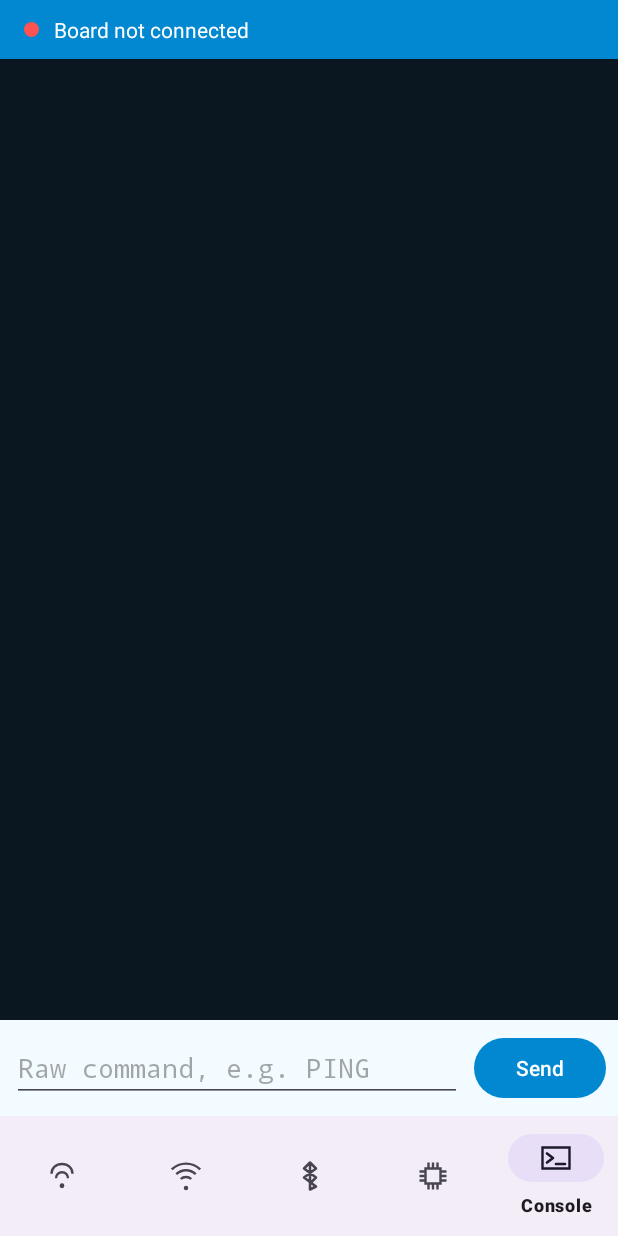
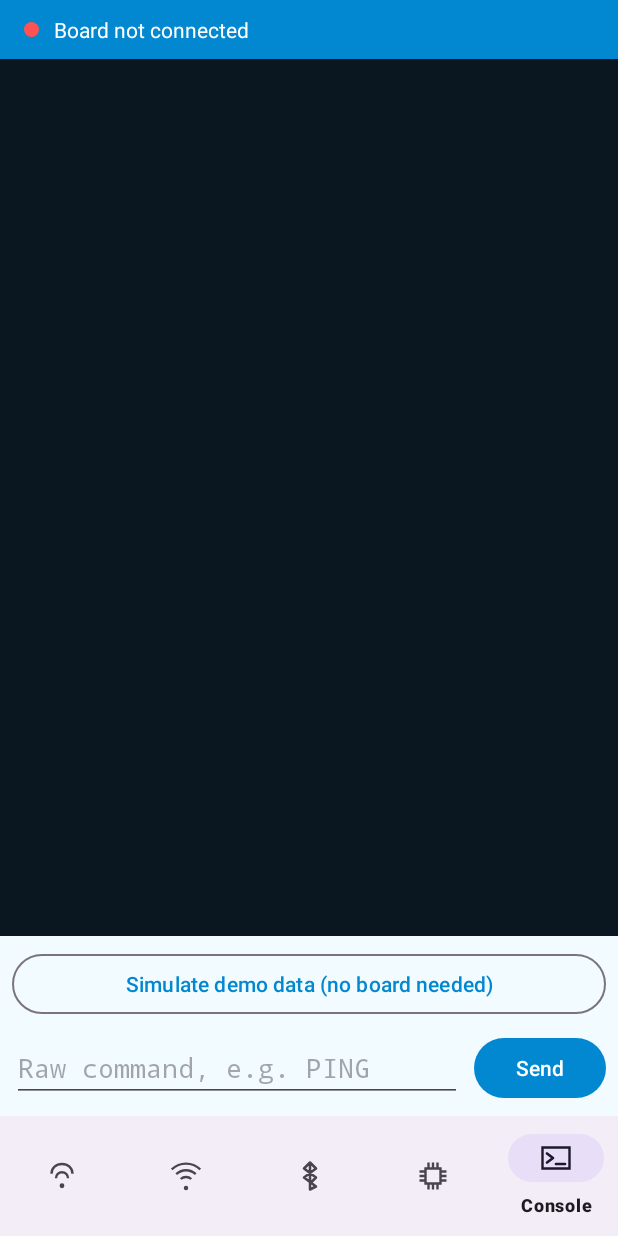
Before and after one commit to ArcticAlphaWolf/ArcticAi, an Android app: the screen it shows after launch (MainActivity), item 5 of the bottom bar chosen, on a phone screen of 412 x 824 dp. Run offline under Robolectric (Android 15) with nearby library versions, the phone set to English and light mode, and no system bars; our stand-ins replace Room's generated code; libraries missing offline, so code that uses them is left out: com.hoho.android; 4 statements that could not run were skipped.

Commit message:
Add demo-data simulation so the app is testable without hardware
Console tab gets a "Simulate demo data" button that feeds canned
protocol lines through the real BoardEventParser/BoardRepository path
(same code real hardware lines take), so every tab's UI, dialogs, and
Room persistence can be exercised end-to-end before the ESP32/CC1101
board is available to test against.

```diff
--- a/android/app/src/main/java/com/arcticalphawolf/arcticrf/data/BoardRepository.kt
+++ b/android/app/src/main/java/com/arcticalphawolf/arcticrf/data/BoardRepository.kt
@@ -3,27 +3,64 @@ package com.arcticalphawolf.arcticrf.data
 import com.arcticalphawolf.arcticrf.usb.ConnectionState
 import com.arcticalphawolf.arcticrf.usb.UsbSerialManager
 import kotlinx.coroutines.CoroutineScope
+import kotlinx.coroutines.delay
+import kotlinx.coroutines.flow.Flow
 import kotlinx.coroutines.flow.MutableSharedFlow
 import kotlinx.coroutines.flow.SharedFlow
 import kotlinx.coroutines.flow.StateFlow
 import kotlinx.coroutines.flow.map
+import kotlinx.coroutines.flow.merge
 import kotlinx.coroutines.flow.asSharedFlow
 import kotlinx.coroutines.launch
 
 /** Single point of access for the rest of the app: typed board events out, simple command calls in. */
-class BoardRepository(private val usb: UsbSerialManager, scope: CoroutineScope) {
+class BoardRepository(private val usb: UsbSerialManager, private val scope: CoroutineScope) {
 
     val connectionState: StateFlow<ConnectionState> = usb.connectionState
 
     private val _events = MutableSharedFlow<BoardEvent>(extraBufferCapacity = 256)
     val events: SharedFlow<BoardEvent> = _events.asSharedFlow()
 
+    // Lets simulateDemoData() feed canned lines through the exact same path
+    // real hardware lines take, so the demo exercises real parsing/UI code.
+    private val _demoLines = MutableSharedFlow<String>(extraBufferCapacity = 64)
+
     /** Every raw line, unparsed - feeds the Console tab. */
-    val rawLines: SharedFlow<String> = usb.lines
+    val rawLines: Flow<String> = merge(usb.lines, _demoLines)
 
     init {
         scope.launch {
-            usb.lines.map { BoardEventParser.parse(it) }.collect { _events.emit(it) }
+            rawLines.map { BoardEventParser.parse(it) }.collect { _events.emit(it) }
+        }
+    }
+
+    /**
+     * No board plugged in? Feeds a canned sequence of protocol lines through
+     * the real parser so every tab can be clicked through end-to-end (saving
+     * a captured signal, browsing scan/BLE results, GPIO readback) without
+     * hardware attached.
+     */
+    fun simulateDemoData() {
+        scope.launch {
+            _demoLines.emit(
+                "RF_CAPTURE {\"freq\":433.92,\"protocol\":\"RAW_OOK\",\"count\":24," +
+                    "\"csv\":\"320,640,320,640,960,320,320,640,960,320,320,640,320,640,960,320,320,640,960,320,320,640,320,640\"}"
+            )
+            delay(400)
+            _demoLines.emit(
+                "WIFI_SCAN_RESULT [" +
+                    "{\"ssid\":\"HomeWiFi\",\"bssid\":\"AA:BB:CC:DD:EE:01\",\"rssi\":-42,\"channel\":6,\"encryption\":\"WPA2_PSK\"}," +
+                    "{\"ssid\":\"Neighbor_2G\",\"bssid\":\"AA:BB:CC:DD:EE:02\",\"rssi\":-68,\"channel\":11,\"encryption\":\"WPA2_PSK\"}," +
+                    "{\"ssid\":\"CoffeeShop_Guest\",\"bssid\":\"AA:BB:CC:DD:EE:03\",\"rssi\":-79,\"channel\":1,\"encryption\":\"OPEN\"}]"
+            )
+            delay(400)
+            _demoLines.emit(
+                "BLE_SCAN_RESULT [" +
+                    "{\"mac\":\"11:22:33:44:55:66\",\"name\":\"Pixel Buds\",\"rssi\":-51,\"mfgData\":\"4C000215\"}," +
+                    "{\"mac\":\"AA:11:BB:22:CC:33\",\"name\":\"\",\"rssi\":-74,\"mfgData\":\"\"}]"
+            )
+            delay(400)
+            _demoLines.emit("GPIO_VALUE {\"pin\":4,\"value\":1}")
         }
     }
 
--- a/android/app/src/main/java/com/arcticalphawolf/arcticrf/ui/console/ConsoleFragment.kt
+++ b/android/app/src/main/java/com/arcticalphawolf/arcticrf/ui/console/ConsoleFragment.kt
@@ -40,6 +40,7 @@ class ConsoleFragment : Fragment() {
         }
         binding.btnSend.setOnClickListener { sendCommand() }
         binding.commandInput.setOnEditorActionListener { _, _, _ -> sendCommand(); true }
+        binding.btnSimulate.setOnClickListener { viewModel.simulateDemo() }
 
         viewLifecycleOwner.lifecycleScope.launch {
             viewLifecycleOwner.repeatOnLifecycle(Lifecycle.State.STARTED) {
--- a/android/app/src/main/java/com/arcticalphawolf/arcticrf/ui/console/ConsoleViewModel.kt
+++ b/android/app/src/main/java/com/arcticalphawolf/arcticrf/ui/console/ConsoleViewModel.kt
@@ -27,4 +27,9 @@ class ConsoleViewModel(private val repo: BoardRepository) : ViewModel() {
         _log.value = _log.value + "> $command"
         repo.sendRaw(command)
     }
+
+    fun simulateDemo() {
+        _log.value = _log.value + "> (simulating demo board data...)"
+        repo.simulateDemoData()
+    }
 }
--- a/android/app/src/main/res/layout/fragment_console.xml
+++ b/android/app/src/main/res/layout/fragment_console.xml
@@ -21,6 +21,15 @@
             android:textColor="#4FC3F7"
             android:textIsSelectable="true" />
     </ScrollView>
+
+    <com.google.android.material.button.MaterialButton
+        android:id="@+id/btn_simulate"
+        style="?attr/materialButtonOutlinedStyle"
+        android:layout_width="match_parent"
+        android:layout_height="wrap_content"
+        android:layout_marginHorizontal="8dp"
+        android:layout_marginTop="8dp"
+        android:text="Simulate demo data (no board needed)" />
 
     <LinearLayout
         android:layout_width="match_parent"
```
